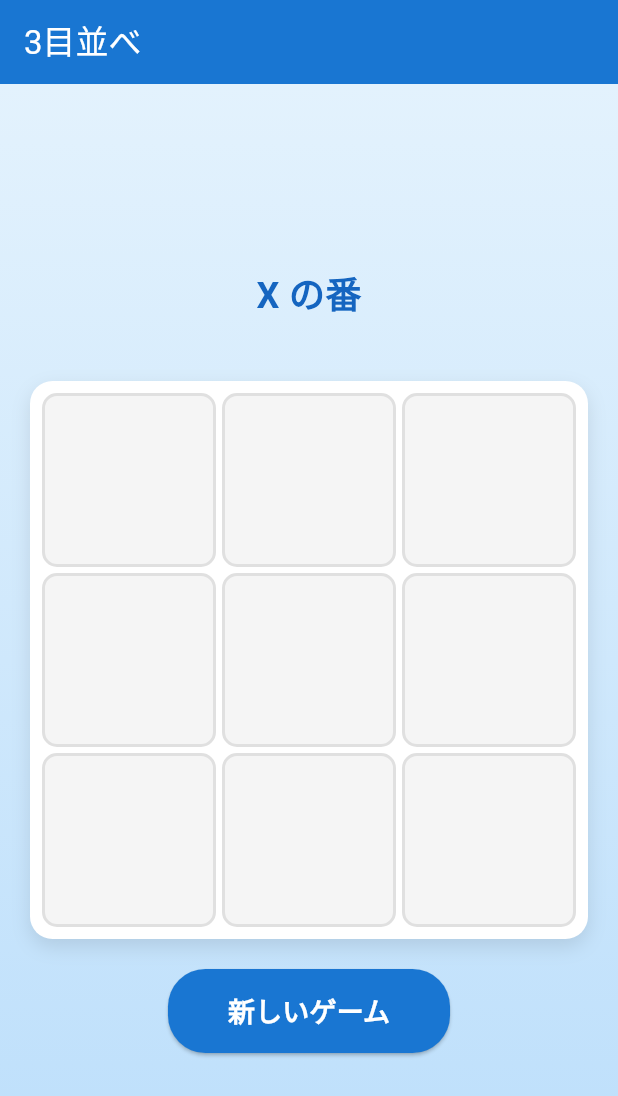
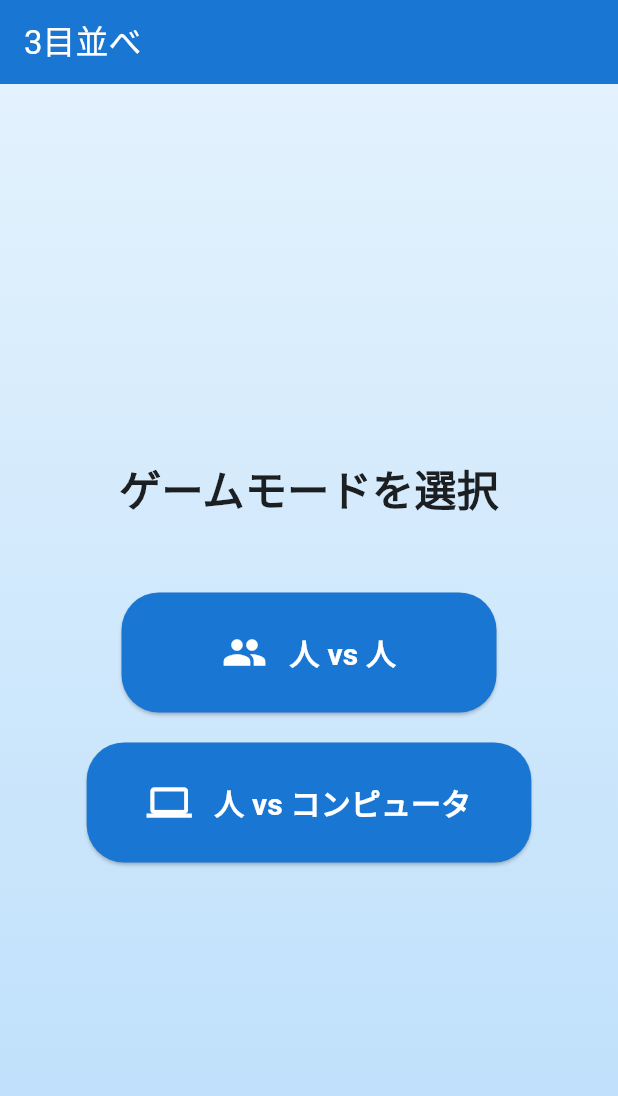
Before and after one commit to marzg510/tic_tac_toe, a Flutter app: the screen it shows after launch, on a phone screen of 412 x 824 dp. Shown: the top 1096 px of the screen. Run offline on Flutter 3.47's test engine with Material 3 defaults, Android fonts, the phone set to English and light mode, and no system bars.

Commit message:
人対コンピュータのモードを追加。テストを修正。

```diff
--- a/tic_tac_toe_app/lib/main.dart
+++ b/tic_tac_toe_app/lib/main.dart
@@ -1,4 +1,5 @@
 import 'package:flutter/material.dart';
+import 'dart:math';
 
 void main() {
   runApp(const TicTacToeApp());
@@ -15,13 +16,109 @@ class TicTacToeApp extends StatelessWidget {
         primarySwatch: Colors.blue,
         visualDensity: VisualDensity.adaptivePlatformDensity,
       ),
-      home: const TicTacToeGame(),
+      home: const GameModeSelection(),
+    );
+  }
+}
+
+class GameModeSelection extends StatelessWidget {
+  const GameModeSelection({super.key});
+
+  @override
+  Widget build(BuildContext context) {
+    return Scaffold(
+      appBar: AppBar(
+        title: const Text('3目並べ'),
+        backgroundColor: Colors.blue.shade700,
+        foregroundColor: Colors.white,
+      ),
+      body: Container(
+        decoration: BoxDecoration(
+          gradient: LinearGradient(
+            begin: Alignment.topCenter,
+            end: Alignment.bottomCenter,
+            colors: [Colors.blue.shade50, Colors.blue.shade100],
+          ),
+        ),
+        child: Center(
+          child: Column(
+            mainAxisAlignment: MainAxisAlignment.center,
+            children: [
+              const Text(
+                'ゲームモードを選択',
+                style: TextStyle(
+                  fontSize: 28,
+                  fontWeight: FontWeight.bold,
+                  color: Colors.black87,
+                ),
+              ),
+              const SizedBox(height: 50),
+              _buildModeButton(
+                context,
+                '人 vs 人',
+                Icons.people,
+                () => Navigator.push(
+                  context,
+                  MaterialPageRoute(
+                    builder: (context) => const TicTacToeGame(isVsComputer: false),
+                  ),
+                ),
+              ),
+              const SizedBox(height: 20),
+              _buildModeButton(
+                context,
+                '人 vs コンピュータ',
+                Icons.computer,
+                () => Navigator.push(
+                  context,
+                  MaterialPageRoute(
+                    builder: (context) => const TicTacToeGame(isVsComputer: true),
+                  ),
+                ),
+              ),
+            ],
+          ),
+        ),
+      ),
+    );
+  }
+
+  Widget _buildModeButton(
+    BuildContext context,
+    String title,
+    IconData icon,
+    VoidCallback onPressed,
+  ) {
+    return ElevatedButton(
+      onPressed: onPressed,
+      style: ElevatedButton.styleFrom(
+        backgroundColor: Colors.blue.shade700,
+        foregroundColor: Colors.white,
+        padding: const EdgeInsets.symmetric(horizontal: 40, vertical: 20),
+        shape: RoundedRectangleBorder(
+          borderRadius: BorderRadius.circular(25),
+        ),
+        minimumSize: const Size(250, 80),
+      ),
+      child: Row(
+        mainAxisSize: MainAxisSize.min,
+        children: [
+          Icon(icon, size: 30),
+          const SizedBox(width: 15),
+          Text(
+            title,
+            style: const TextStyle(fontSize: 20, fontWeight: FontWeight.bold),
+          ),
+        ],
+      ),
     );
   }
 }
 
 class TicTacToeGame extends StatefulWidget {
-  const TicTacToeGame({super.key});
+  const TicTacToeGame({super.key, required this.isVsComputer});
+
+  final bool isVsComputer;
 
   @override
   State<TicTacToeGame> createState() => _TicTacToeGameState();
@@ -47,6 +144,79 @@ class _TicTacToeGameState extends State<TicTacToeGame> {
         gameOver = true;
       }
     });
+
+    // コンピュータのターン
+    if (widget.isVsComputer && !gameOver && !isXTurn) {
+      _makeComputerMove();
+    }
+  }
+
+  void _makeComputerMove() {
+    Future.delayed(const Duration(milliseconds: 500), () {
+      if (gameOver) return;
+
+      int bestMove = _getBestMove();
+      setState(() {
+        board[bestMove] = 'O';
+        isXTurn = true;
+        winner = _checkWinner();
+        if (winner != '') {
+          gameOver = true;
+        } else if (!board.contains('')) {
+          winner = '引き分け';
+          gameOver = true;
+        }
+      });
+    });
+  }
+
+  int _getBestMove() {
+    int bestScore = -1000;
+    int bestMove = 0;
+
+    for (int i = 0; i < 9; i++) {
+      if (board[i] == '') {
+        board[i] = 'O';
+        int score = _minimax(board, 0, false);
+        board[i] = '';
+        if (score > bestScore) {
+          bestScore = score;
+          bestMove = i;
+        }
+      }
+    }
+    return bestMove;
+  }
+
+  int _minimax(List<String> board, int depth, bool isMaximizing) {
+    String result = _checkWinner();
+    if (result == 'O') return 10 - depth;
+    if (result == 'X') return depth - 10;
+    if (!board.contains('')) return 0;
+
+    if (isMaximizing) {
+      int bestScore = -1000;
+      for (int i = 0; i < 9; i++) {
+        if (board[i] == '') {
+          board[i] = 'O';
+          int score = _minimax(board, depth + 1, false);
+          board[i] = '';
+          bestScore = max(score, bestScore);
+        }
+      }
+      return bestScore;
+    } else {
+      int bestScore = 1000;
+      for (int i = 0; i < 9; i++) {
+        if (board[i] == '') {
+          board[i] = 'X';
+          int score = _minimax(board, depth + 1, true);
+          board[i] = '';
+          bestScore = min(score, bestScore);
+        }
+      }
+      return bestScore;
+    }
   }
 
   String _checkWinner() {
@@ -103,7 +273,9 @@ class _TicTacToeGameState extends State<TicTacToeGame> {
                   Text(
                     gameOver
                         ? (winner == '引き分け' ? '引き分け!' : '$winner の勝ち!')
-                        : '${isXTurn ? 'X' : 'O'} の番',
+                        : widget.isVsComputer
+                            ? (isXTurn ? 'あなたの番 (X)' : 'コンピュータの番 (O)')
+                            : '${isXTurn ? 'X' : 'O'} の番',
                     style: TextStyle(
                       fontSize: 24,
                       fontWeight: FontWeight.bold,
@@ -128,7 +300,7 @@ class _TicTacToeGameState extends State<TicTacToeGame> {
                     borderRadius: BorderRadius.circular(15),
                     boxShadow: [
                       BoxShadow(
-                        color: Colors.black.withOpacity(0.1),
+                        color: Colors.black.withValues(alpha: 0.1),
                         blurRadius: 10,
                         offset: const Offset(0, 5),
                       ),
@@ -145,7 +317,9 @@ class _TicTacToeGameState extends State<TicTacToeGame> {
                     itemCount: 9,
                     itemBuilder: (context, index) {
                       return GestureDetector(
-                        onTap: () => _makeMove(index),
+                        onTap: widget.isVsComputer && !isXTurn
+                            ? null
+                            : () => _makeMove(index),
                         child: Container(
                           decoration: BoxDecoration(
                             color: board[index] != ''
```
Also changed, not shown: 1 other file.
